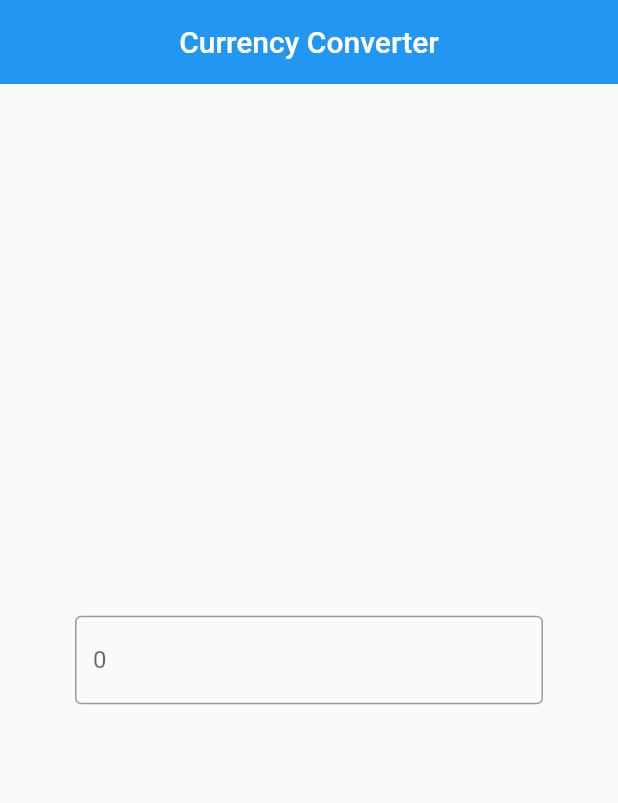
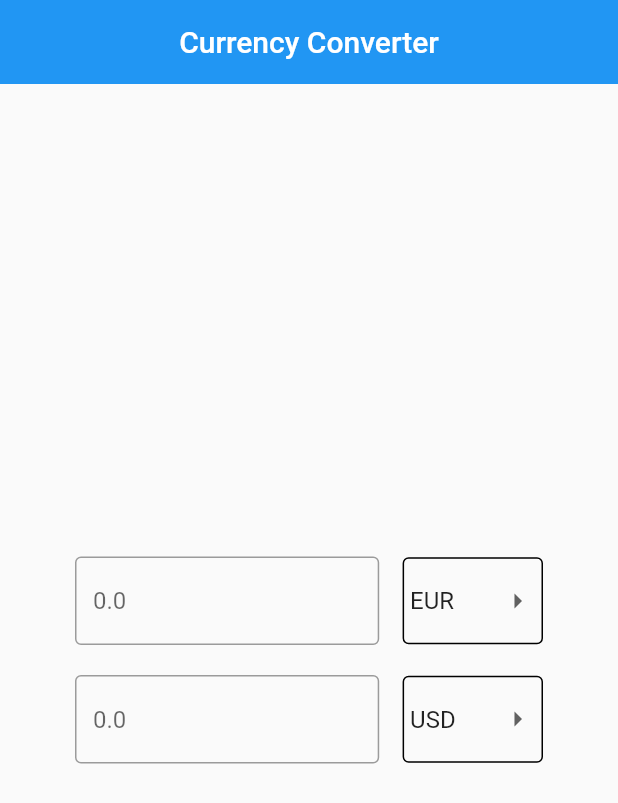
Before and after one commit to AndersonChong/currency_converter, a Flutter app: the screen it shows after launch, on a phone screen of 412 x 824 dp. Shown: the top 803 px of the screen. Run offline on Flutter 3.47's test engine with Material 2 defaults, Android fonts, the phone set to English and light mode, and no system bars; network calls fail.

Commit message:
Core System Functions Properly 1. Enable user input (base and target currency, and base value) 2. Display converted currency for every user input

```diff
--- a/lib/main.dart
+++ b/lib/main.dart
@@ -22,8 +22,13 @@ class Body extends StatefulWidget {
 }
 
 class _BodyState extends State<Body> {
+  Currency currency;
+  var baseDropDownValue = 'EUR';
+  var targetDropDownValue = 'USD';
+  double targetValue;
+
   void createInstance() async {
-    var currency = Currency();
+    currency = Currency();
     await currency.getCurrencyRate();
     currency.convertCurrency();
   }
@@ -32,6 +37,7 @@ class _BodyState extends State<Body> {
   void initState() {
     super.initState();
     createInstance();
+    targetValue = currency.targetValue;
   }
 
   @override
@@ -45,15 +51,120 @@ class _BodyState extends State<Body> {
             mainAxisAlignment: MainAxisAlignment.center,
             children: [
               Expanded(
+                flex: 13,
                 child: TextField(
-                  onChanged: (value) => print(value),
+                  onChanged: (value) {
+                    currency.baseValue = double.parse(value);
+                    currency.convertCurrency();
+                    setState(() {
+                      targetValue = currency.targetValue;
+                    });
+                  },
                   keyboardType: TextInputType.number,
                   decoration: InputDecoration(
-                    hintText: '0',
+                    hintText: '0.0',
                     border: OutlineInputBorder(),
                   ),
                 ),
               ),
+              Expanded(
+                flex: 1,
+                child: SizedBox(),
+              ),
+              Expanded(
+                flex: 6,
+                child: Container(
+                  decoration: BoxDecoration(
+                    border: Border.all(width: 1),
+                    borderRadius: BorderRadius.circular(4),
+                  ),
+                  padding: EdgeInsets.all(4),
+                  child: DropdownButtonHideUnderline(
+                    child: DropdownButton(
+                      value: baseDropDownValue,
+                      icon: Icon(
+                        Icons.arrow_right,
+                      ),
+                      onChanged: (value) {
+                        currency.base = value;
+                        currency.convertCurrency();
+                        setState(() {
+                          baseDropDownValue = value;
+                          targetValue = currency.targetValue;
+                        });
+                      },
+                      items: <String>[
+                        'MYR',
+                        'USD',
+                        'EUR',
+                      ]
+                          .map((value) => DropdownMenuItem(
+                                value: value,
+                                child: Text(value),
+                              ))
+                          .toList(),
+                    ),
+                  ),
+                ),
+              )
+            ],
+          ),
+          SizedBox(
+            height: 20,
+          ),
+          Row(
+            mainAxisAlignment: MainAxisAlignment.center,
+            children: [
+              Expanded(
+                flex: 13,
+                child: TextField(
+                  readOnly: true,
+                  decoration: InputDecoration(
+                    hintText: targetValue.toString(),
+                    border: OutlineInputBorder(),
+                  ),
+                ),
+              ),
+              Expanded(
+                flex: 1,
+                child: SizedBox(),
+              ),
+              Expanded(
+                flex: 6,
+                child: Container(
+                  decoration: BoxDecoration(
+                    border: Border.all(width: 1),
+                    borderRadius: BorderRadius.circular(4),
+                  ),
+                  padding: EdgeInsets.all(4),
+                  child: DropdownButtonHideUnderline(
+                    child: DropdownButton(
+                      value: targetDropDownValue,
+                      icon: Icon(
+                        Icons.arrow_right,
+                      ),
+                      onChanged: (value) {
+                        currency.target = value;
+                        currency.convertCurrency();
+                        setState(() {
+                          targetDropDownValue = value;
+                          targetValue = currency.targetValue;
+                        });
+                      },
+                      items: <String>[
+                        'MYR',
+                        'USD',
+                        'EUR',
+                      ]
+                          .map((value) => DropdownMenuItem(
+                                value: value,
+                                child: Text(value),
+                              ))
+                          .toList(),
+                    ),
+                  ),
+                ),
+              )
             ],
           )
         ],
--- a/lib/services/currency_rate.dart
+++ b/lib/services/currency_rate.dart
@@ -6,9 +6,9 @@ class Currency {
   var _apiEndpoint = 'latest';
   var jsonResponse;
   var base = 'EUR'; // Default base
-  var target = 'EUR'; // Default target
+  var target = 'USD'; // Default target
   double baseValue = 1; // Default base value
-  double targetValue;
+  double targetValue = 0;
 
   Future<void> getCurrencyRate() async {
     var response = await get(
@@ -33,6 +33,8 @@ class Currency {
       targetValue = baseValue;
     }
 
+    targetValue = double.parse(targetValue.toStringAsFixed(2));
+
     print('$base: $baseValue = $target: $targetValue');
   }
 }
```
Also changed, not shown: 1 other file.
